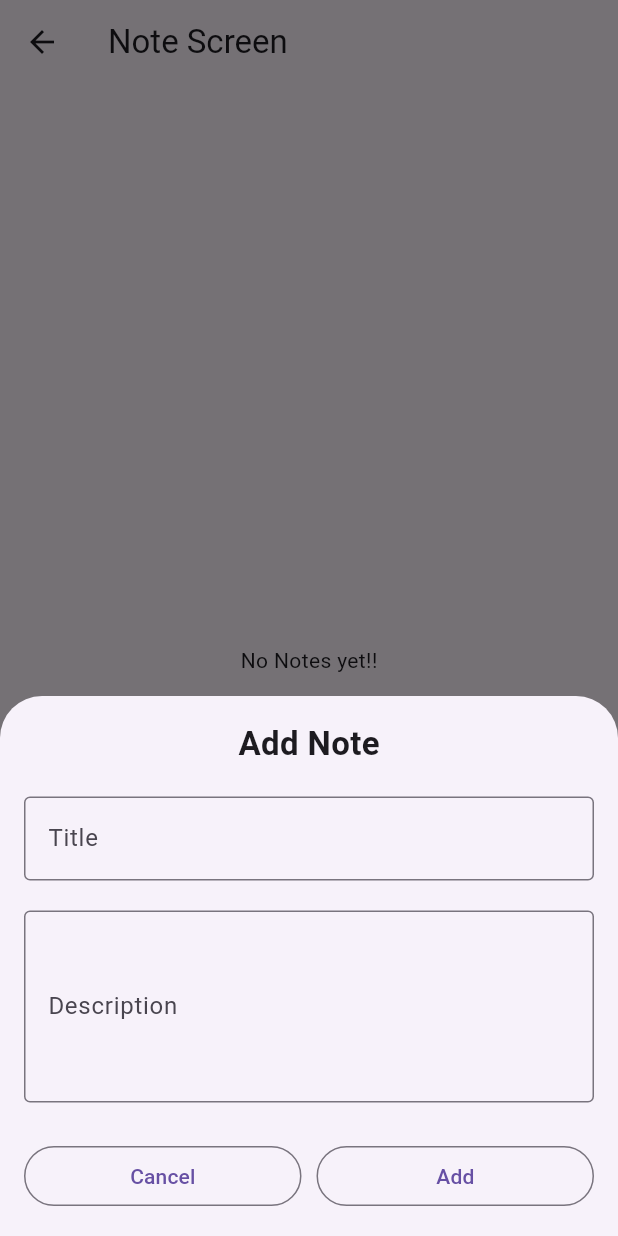
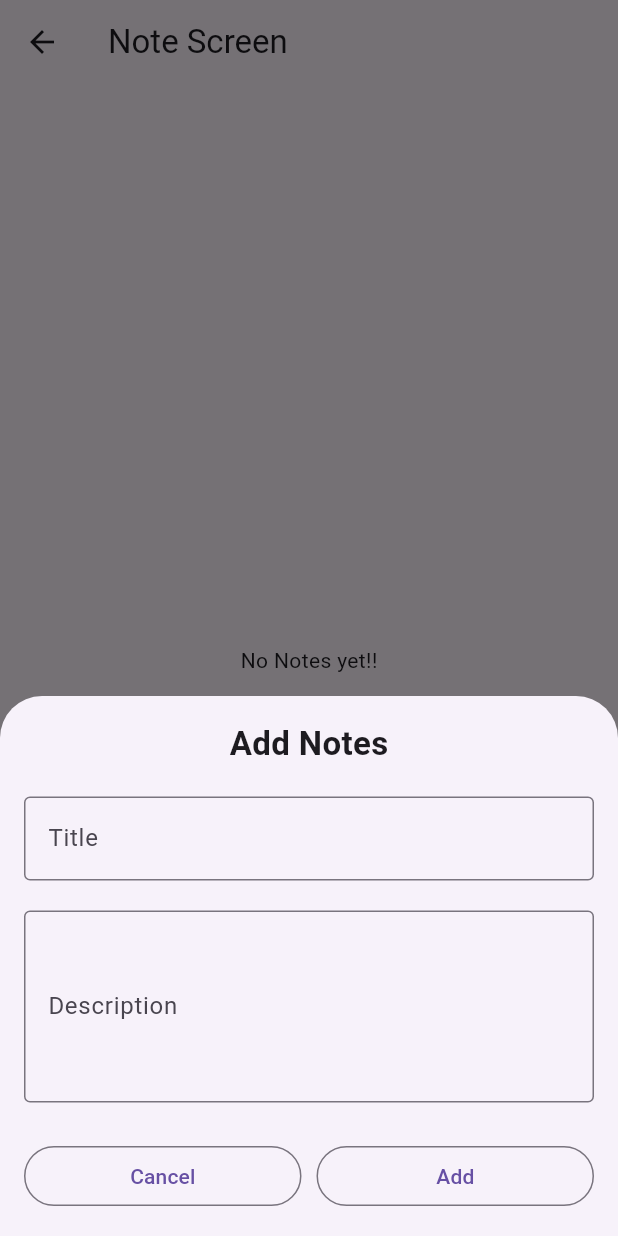
Before and after one commit to zainabhasan02/note_flow, a Flutter app: the NotesScreen2 screen opened by its route, after a tap on the "add" icon, on a phone screen of 412 x 824 dp. Run offline on Flutter 3.47's test engine with Material 3 defaults, Android fonts, the phone set to English and light mode, and no system bars; our stand-ins replace get, hive, hive_flutter, shared_preferences, sqflite; accounts and stored records are empty.

```diff
--- a/lib/views/notes/notes_screen2.dart
+++ b/lib/views/notes/notes_screen2.dart
@@ -108,6 +108,7 @@ class _NotesScreen2State extends State<NotesScreen2> {
     );
   }
 
+
   @override
   void dispose() {
     titleController.dispose();
@@ -127,7 +128,7 @@ class _NotesScreen2State extends State<NotesScreen2> {
             mainAxisSize: MainAxisSize.min,
             children: [
               Text(
-                isUpdate ? 'Update Note' : 'Add Note',
+                isUpdate ? 'Update Notes' : 'Add Notes',
                 style: const TextStyle(
                   fontSize: 22,
                   fontWeight: FontWeight.bold,
```
